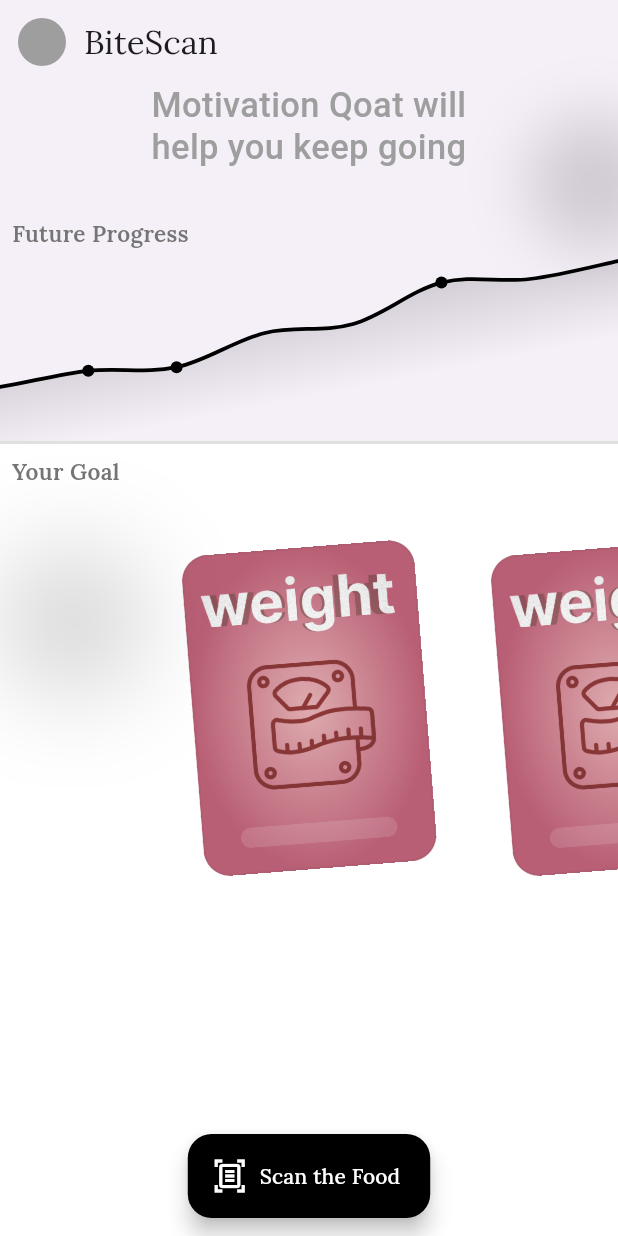
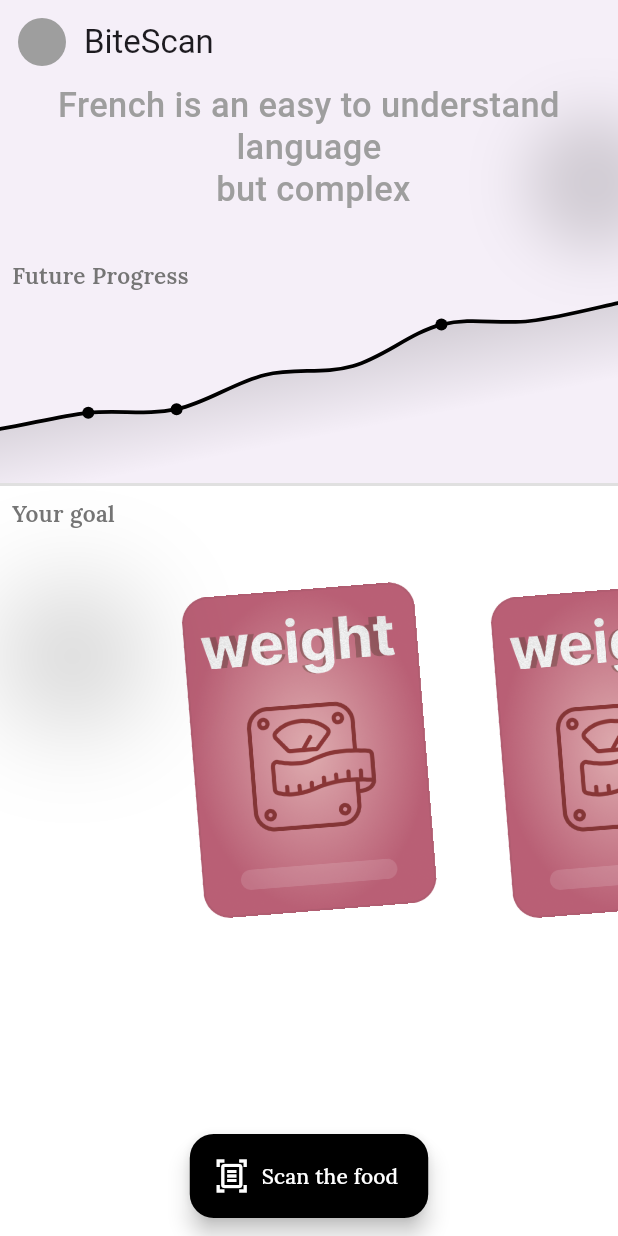
Before and after one commit to nabildroid/bitescan, a Flutter app: the HomeScreen screen opened by its route, on a phone screen of 412 x 824 dp. Run offline on Flutter 3.47's test engine with Material 3 defaults, Android fonts, the phone set to English and light mode, and no system bars; drawn by our look-alikes of fl_chart; our stand-ins replace adaptive_theme, cached_network_image, connectivity_plus, dio, equatable, flutter_bloc and 12 more; missing offline and left inert: dart:ffi, mobile_scanner, syncfusion_flutter_barcodes; accounts and stored records are empty; generated files the repository leaves out were written again; network calls fail; Roboto replaces fonts that are missing (Itim, Kameron).

Commit message:
effort to make Arabic & French

```diff
--- a/mobile/lib/cubits/system_config/system_config_cubit.dart
+++ b/mobile/lib/cubits/system_config/system_config_cubit.dart
@@ -32,17 +32,19 @@ class SystemConfigState extends Equatable {
 class SystemConfigCubit extends HydratedCubit<SystemConfigState> {
   SystemConfigCubit(Color mainColor)
       : super(SystemConfigState(mainColor: mainColor)) {
-    Timer.periodic(Duration(seconds: 1), (_) {
-      final colors = [
-        mainColor,
-        Colors.red,
-        Colors.yellow,
-        Colors.green,
-        Colors.black
-      ];
+    // Timer.periodic(Duration(seconds: 1), (_) {
+    //   final colors = [
+    //     mainColor,
+    //     Colors.red,
+    //     Colors.yellow,
+    //     Colors.green,
+    //     Colors.black
+    //   ];
 
-      // emit(state.copyWith(color: colors[Random().nextInt(colors.length)]));
-    });
+    //   // emit(state.copyWith(color: colors[Random().nextInt(colors.length)]));
+    // });
+
+    emit(state.copyWith(locale: Locale("fr")));
   }
 
   void toggleLanguage(BuildContext context) {
--- a/mobile/lib/repositories/data/remote_data_repository.dart
+++ b/mobile/lib/repositories/data/remote_data_repository.dart
@@ -12,7 +12,7 @@ class RemoteDataRepository {
             Dio(
               BaseOptions(
                   baseUrl:
-                      "https://raw.githubusercontent.com/nabildroid/bitescan/refs/heads/main/mobile/assets/data/"),
+                      "https://raw.githubusercontent.com/nabildroid/bitescan/main/mobile/assets/data/"),
             );
 
   Future<List<Food>> getFoods() async {
--- a/mobile/lib/screens/home/home_screen.dart
+++ b/mobile/lib/screens/home/home_screen.dart
@@ -9,9 +9,11 @@ import 'package:bitescan/cubits/onboarding/onboarding_state.dart';
 import 'package:bitescan/cubits/system_config/system_config_cubit.dart';
 import 'package:bitescan/models/goal.dart';
 import 'package:bitescan/screens/home/widgets/goal_detail_sheet.dart';
+import 'package:bitescan/screens/home/widgets/progress_chart.dart';
 import 'package:bitescan/screens/home/widgets/sessionsConfirmationButton.dart';
 import 'package:bitescan/screens/shopping_confirmation/shopping_confirmation_screen.dart';
 import 'package:bitescan/services/local_notification_service.dart';
+import 'package:bitescan/utils/utils.dart';
 import 'package:fl_chart/fl_chart.dart';
 import 'package:flutter/material.dart';
 import 'package:flutter_bloc/flutter_bloc.dart';
@@ -70,7 +72,9 @@ class _HomeScreenState extends State<HomeScreen> {
             color: Color.alphaBlend(
                 const Color(0xff8D4DB1).withOpacity(0.09), Colors.white),
             child: Align(
-              alignment: Alignment(1.05, -0.75),
+              alignment: isRTL(context)
+                  ? Alignment(-1.05, -0.75)
+                  : Alignment(1.05, -0.75),
               child: Container(
                 width: 50,
                 height: 50,
@@ -98,7 +102,12 @@ class _HomeScreenState extends State<HomeScreen> {
                   backgroundColor: Colors.grey.shade500,
                 ),
               ),
-              title: Text("BiteScan"),
+              title: Text(
+                AppLocalizations.of(context)!.title,
+                style: isRTL(context)
+                    ? GoogleFonts.reemKufi()
+                    : GoogleFonts.kameron(),
+              ),
             ),
             body: Column(
               crossAxisAlignment: CrossAxisAlignment.start,
@@ -107,14 +116,21 @@ class _HomeScreenState extends State<HomeScreen> {
                   padding: const EdgeInsets.symmetric(horizontal: 26.0),
                   child: Center(
                     child: Text(
-                      "Motivation Qoat will \nhelp you keep going",
+                      AppLocalizations.of(context)!.home_qoat,
                       textAlign: TextAlign.center,
-                      style: GoogleFonts.itim(
-                        color: Colors.grey.shade500,
-                        fontSize: 23,
-                        height: 1.2,
-                        fontWeight: FontWeight.w500,
-                      ),
+                      style: isRTL(context)
+                          ? GoogleFonts.harmattan(
+                              color: Colors.grey.shade400,
+                              fontSize: 28,
+                              height: 1,
+                              fontWeight: FontWeight.w600,
+                            )
+                          : GoogleFonts.itim(
+                              color: Colors.grey.shade500,
+                              fontSize: 23,
+                              height: 1.2,
+                              fontWeight: FontWeight.w500,
+                            ),
                     ),
                   ),
                 ),
@@ -122,7 +138,7 @@ class _HomeScreenState extends State<HomeScreen> {
                 Padding(
                   padding: const EdgeInsets.all(8.0),
                   child: Text(
-                    "Future Progress",
+                    AppLocalizations.of(context)!.home_progress_label,
                     style: TextStyle(
                       fontSize: 15,
                       fontWeight: FontWeight.w600,
@@ -132,103 +148,7 @@ class _HomeScreenState extends State<HomeScreen> {
                 ),
                 SizedBox(
                   height: 120,
-                  child: LineChart(
-                    LineChartData(
-                      minX: 2,
-                      borderData: FlBorderData(
-                        show: false,
-                      ),
-                      gridData: FlGridData(
-                        show: false,
-                      ),
-                      titlesData: FlTitlesData(
-                        show: false,
-                      ),
-                      minY: 0,
-                      lineTouchData: LineTouchData(
-                        enabled: false,
-                        touchTooltipData: LineTouchTooltipData(
-                          getTooltipColor: (spot) => Colors.black87,
-                          tooltipPadding:
-                              EdgeInsets.symmetric(horizontal: 5, vertical: 1),
-                          tooltipBorder: BorderSide(
-                            color: Colors.black,
-                            width: 1,
-                          ),
-                          tooltipRoundedRadius: 8,
-                          tooltipMargin: -24,
-                          tooltipHorizontalAlignment:
-                              FLHorizontalAlignment.right,
-                          getTooltipItems: (touchedSpots) {
-                            return touchedSpots
-                                .map((e) => LineTooltipItem(
-                                      "Now",
-                                      TextStyle(
-                                        color: Colors.white,
-                                        fontSize: 11,
-                                      ),
-                                    ))
-                                .toList();
-                          },
-                        ),
-                      ),
-                      showingTooltipIndicators: [
-                        ShowingTooltipIndicators([
-                          LineBarSpot(
-                            LineChartBarData(),
-                            0,
-                            FlSpot(3, 3.9),
-                          ),
-                        ]),
-                        ShowingTooltipIndicators([
-                          LineBarSpot(
-                            LineChartBarData(),
-                            1,
-                            FlSpot(7, 8.8),
-                          ),
-                        ])
-                      ],
-                      lineBarsData: [
-                        LineChartBarData(
-                          color: Colors.black,
-                          spots: [
-                            FlSpot(0, 2),
-                            FlSpot(1, 2.3),
-                            FlSpot(2, 3),
-                            FlSpot(3, 3.9),
-                            FlSpot(4, 4.1),
-                            FlSpot(5, 6),
-                            FlSpot(6, 6.5),
-                            FlSpot(7, 8.8),
-                            FlSpot(8, 9),
-                            FlSpot(9, 10),
-                          ],
-                          isCurved: true,
-                          barWidth: 2.5,
-                          isStrokeCapRound: true,
-                          dotData: FlDotData(
-                            checkToShowDot: (spot, barData) {
-                              return spot.y > 3 && spot.y < 5 ||
-                                  spot.y > 8 && spot.y < 9;
-                            },
-                          ),
-                          belowBarData: BarAreaData(
-                            gradient: LinearGradient(
-                              begin: Alignment(0, -3.5),
-                              end: Alignment(0.2, 1),
-                              stops: [0.5, 0.9],
-                              transform: GradientRotation(0),
-                              colors: [
-                                Colors.black26,
-                                Colors.transparent,
-                              ],
-                            ),
-                            show: true,
-                          ),
-                        ),
-                      ],
-                    ),
-                  ),
+                  child: ProgressChart(),
                 ),
                 Expanded(
                     child: Container(
@@ -247,7 +167,7 @@ class _HomeScreenState extends State<HomeScreen> {
                           Padding(
                             padding: const EdgeInsets.all(8.0),
                             child: Text(
-                              "Your Goal",
+                              AppLocalizations.of(context)!.home_goal_label,
                               style: TextStyle(
                                 fontSize: 15,
                                 fontWeight: FontWeight.w600,
@@ -268,7 +188,9 @@ class _HomeScreenState extends State<HomeScreen> {
                         ],
                       ),
                       Align(
-                        alignment: Alignment(-0.95, -0.65),
+                        alignment: isRTL(context)
+                            ? Alignment(0.95, -0.65)
+                            : Alignment(-0.95, -0.65),
                         child: Container(
                           width: 80,
                           height: 80,
@@ -298,7 +220,7 @@ class _HomeScreenState extends State<HomeScreen> {
                     onPressed: () {
                       context.push(Paths.scan.landing);
                     },
-                    label: Text("Scan the Food"),
+                    label: Text(AppLocalizations.of(context)!.home_cta),
                     icon: Icon(Icons.document_scanner_outlined),
                   )
                 : null,
--- /dev/null
+++ b/mobile/lib/screens/home/widgets/progress_chart.dart
@@ -0,0 +1,104 @@
+import 'package:bitescan/utils/utils.dart';
+import 'package:fl_chart/fl_chart.dart';
+import 'package:flutter/material.dart';
+
+class ProgressChart extends StatelessWidget {
+  const ProgressChart({
+    super.key,
+  });
+
+  @override
+  Widget build(BuildContext context) {
+    var points = [2.0, 2.3, 3.0, 3.9, 4.1, 6.0, 6.5, 8.8, 9.0, 10.0];
+
+    if (isRTL(context)) {
+      points = points.reversed.toList();
+    }
+
+    return LineChart(
+      LineChartData(
+        minX: 2,
+        borderData: FlBorderData(
+          show: false,
+        ),
+        gridData: FlGridData(
+          show: false,
+        ),
+        titlesData: FlTitlesData(
+          show: false,
+        ),
+        minY: 0,
+        lineTouchData: LineTouchData(
+          enabled: false,
+          touchTooltipData: LineTouchTooltipData(
+            getTooltipColor: (spot) => Colors.black87,
+            tooltipPadding: EdgeInsets.symmetric(horizontal: 5, vertical: 1),
+            tooltipBorder: BorderSide(
+              color: Colors.black,
+              width: 1,
+            ),
+            tooltipRoundedRadius: 8,
+            tooltipMargin: -24,
+            tooltipHorizontalAlignment: FLHorizontalAlignment.right,
+            getTooltipItems: (touchedSpots) {
+              return touchedSpots
+                  .map((e) => LineTooltipItem(
+                        "Now",
+                        TextStyle(
+                          color: Colors.white,
+                          fontSize: 11,
+                        ),
+                      ))
+                  .toList();
+            },
+          ),
+        ),
+        showingTooltipIndicators: [
+          ShowingTooltipIndicators([
+            LineBarSpot(
+              LineChartBarData(),
+              0,
+              FlSpot(3, points[4]),
+            ),
+          ]),
+          ShowingTooltipIndicators([
+            LineBarSpot(
+              LineChartBarData(),
+              1,
+              FlSpot(7, points[7]),
+            ),
+          ])
+        ],
+        lineBarsData: [
+          LineChartBarData(
+            color: Colors.black,
+            spots: points
+                .map((e) => FlSpot(points.indexOf(e).toDouble(), e))
+                .toList(),
+            isCurved: true,
+            barWidth: 2.5,
+            isStrokeCapRound: true,
+            dotData: FlDotData(
+              checkToShowDot: (spot, barData) {
+                return spot.y > 3 && spot.y < 5 || spot.y > 8 && spot.y < 9;
+              },
+            ),
+            belowBarData: BarAreaData(
+              gradient: LinearGradient(
+                begin: Alignment(0, -3.5),
+                end: Alignment(0.2, 1),
+                stops: [0.5, 0.9],
+                transform: GradientRotation(0),
+                colors: [
+                  Colors.black26,
+                  Colors.transparent,
+                ],
+              ),
+              show: true,
+            ),
+          ),
+        ],
+      ),
+    );
+  }
+}
--- a/mobile/lib/screens/scanning_result/scanning_result_screen.dart
+++ b/mobile/lib/screens/scanning_result/scanning_result_screen.dart
@@ -13,6 +13,8 @@ import 'package:flutter_bloc/flutter_bloc.dart';
 import 'package:rxdart/rxdart.dart';
 
 import 'widgets/food_view.dart';
+
+import 'package:flutter_gen/gen_l10n/app_localizations.dart';
 
 class ScanningResultScreen extends StatefulWidget {
   final String code;
@@ -82,7 +84,7 @@ class _ScanningResultScreenState extends State<ScanningResultScreen> {
           goal = context.read<OnboardingCubit>().state.goal;
         });
 
-        Future.delayed(Duration(milliseconds: 750)).then((_) {
+        Future.delayed(Duration(milliseconds: 100)).then((_) {
           if (mounted) {
             setState(() {
               loading = false;
--- a/mobile/lib/utils/utils.dart
+++ b/mobile/lib/utils/utils.dart
@@ -1,4 +1,6 @@
 import 'dart:math';
+
+import 'package:flutter/material.dart';
 
 double smoothValue(List<double> data, double target) {
   if (data.isEmpty) return 100;
@@ -33,3 +35,7 @@ DateTime dateHoursFromNow(int hours) {
     hours,
   );
 }
+
+bool isRTL(BuildContext context) {
+  return Directionality.of(context) == TextDirection.rtl;
+}
```
Also changed, not shown: mobile/assets/data/foods.json (+1 -1 lines), mobile/lib/data_generator.dart (+12 -14 lines), mobile/lib/extentions/translated_data.dart (added, +31 -0 lines), mobile/lib/l10n/app_ar.arb (+19 -6 lines), mobile/lib/l10n/app_fr.arb (+19 -6 lines), mobile/lib/main.dart (+7 -3 lines), mobile/lib/screens/home/widgets/goal_detail_sheet.dart (+6 -3 lines), mobile/lib/screens/scanning/scanning_screen.dart (+13 -14 lines), mobile/lib/screens/scanning_result/widgets/food_evaluation_details.dart (+6 -4 lines), mobile/lib/screens/scanning_result/widgets/food_view.dart (+15 -4 lines).
